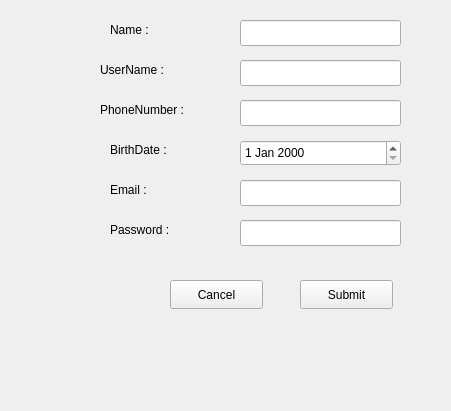
Old version of the form client/siginup.ui in the repository AP-projects-4001/jan-ghahve.
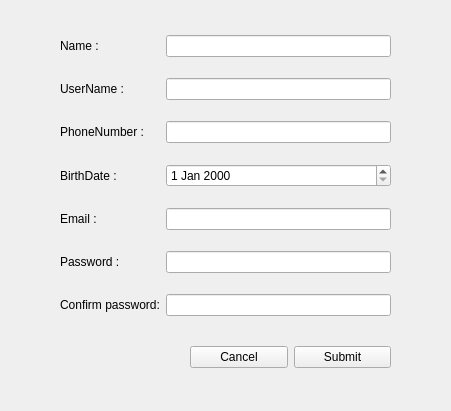
New version of the form.

Patch:
```diff
--- a/client/siginup.ui
+++ b/client/siginup.ui
@@ -13,169 +13,113 @@
   <property name="windowTitle">
    <string>Form</string>
   </property>
-  <widget class="QLabel" name="label">
+  <widget class="QWidget" name="">
    <property name="geometry">
     <rect>
-     <x>110</x>
-     <y>20</y>
-     <width>63</width>
-     <height>20</height>
+     <x>190</x>
+     <y>340</y>
+     <width>201</width>
+     <height>35</height>
     </rect>
    </property>
-   <property name="text">
-    <string>Name :</string>
-   </property>
+   <layout class="QHBoxLayout" name="horizontalLayout">
+    <item>
+     <widget class="QPushButton" name="pbn_cancel">
+      <property name="text">
+       <string>Cancel</string>
+      </property>
+     </widget>
+    </item>
+    <item>
+     <widget class="QPushButton" name="pbn_submit">
+      <property name="text">
+       <string>Submit</string>
+      </property>
+     </widget>
+    </item>
+   </layout>
   </widget>
-  <widget class="QLabel" name="label_2">
+  <widget class="QWidget" name="">
    <property name="geometry">
     <rect>
-     <x>100</x>
-     <y>100</y>
-     <width>111</width>
-     <height>20</height>
-    </rect>
-   </property>
-   <property name="text">
-    <string>PhoneNumber :</string>
-   </property>
-  </widget>
-  <widget class="QLabel" name="label_3">
-   <property name="geometry">
-    <rect>
-     <x>110</x>
-     <y>140</y>
-     <width>81</width>
-     <height>20</height>
-    </rect>
-   </property>
-   <property name="text">
-    <string>BirthDate :</string>
-   </property>
-  </widget>
-  <widget class="QLabel" name="label_4">
-   <property name="geometry">
-    <rect>
-     <x>110</x>
-     <y>180</y>
-     <width>63</width>
-     <height>20</height>
-    </rect>
-   </property>
-   <property name="text">
-    <string>Email :</string>
-   </property>
-  </widget>
-  <widget class="QLabel" name="label_5">
-   <property name="geometry">
-    <rect>
-     <x>110</x>
-     <y>220</y>
-     <width>81</width>
-     <height>20</height>
-    </rect>
-   </property>
-   <property name="text">
-    <string>Password :</string>
-   </property>
-  </widget>
-  <widget class="QLineEdit" name="led_name">
-   <property name="geometry">
-    <rect>
-     <x>240</x>
-     <y>60</y>
-     <width>161</width>
-     <height>26</height>
-    </rect>
-   </property>
-  </widget>
-  <widget class="QLineEdit" name="led_phonenumb">
-   <property name="geometry">
-    <rect>
-     <x>240</x>
-     <y>100</y>
-     <width>161</width>
-     <height>26</height>
-    </rect>
-   </property>
-  </widget>
-  <widget class="QLineEdit" name="led_email">
-   <property name="geometry">
-    <rect>
-     <x>240</x>
-     <y>180</y>
-     <width>161</width>
-     <height>26</height>
-    </rect>
-   </property>
-  </widget>
-  <widget class="QLineEdit" name="led_pass">
-   <property name="geometry">
-    <rect>
-     <x>240</x>
-     <y>220</y>
-     <width>161</width>
-     <height>26</height>
-    </rect>
-   </property>
-  </widget>
-  <widget class="QPushButton" name="pbn_submit">
-   <property name="geometry">
-    <rect>
-     <x>300</x>
-     <y>280</y>
-     <width>93</width>
-     <height>29</height>
-    </rect>
-   </property>
-   <property name="text">
-    <string>Submit</string>
-   </property>
-  </widget>
-  <widget class="QPushButton" name="pbn_cancel">
-   <property name="geometry">
-    <rect>
-     <x>170</x>
-     <y>280</y>
-     <width>93</width>
-     <height>29</height>
-    </rect>
-   </property>
-   <property name="text">
-    <string>Cancel</string>
-   </property>
-  </widget>
-  <widget class="QDateEdit" name="dateEdit">
-   <property name="geometry">
-    <rect>
-     <x>240</x>
-     <y>140</y>
-     <width>161</width>
-     <height>26</height>
-    </rect>
-   </property>
-  </widget>
-  <widget class="QLineEdit" name="lineEdit">
-   <property name="geometry">
-    <rect>
-     <x>240</x>
+     <x>60</x>
      <y>20</y>
-     <width>161</width>
-     <height>26</height>
+     <width>331</width>
+     <height>311</height>
     </rect>
    </property>
-  </widget>
-  <widget class="QLabel" name="label_6">
-   <property name="geometry">
-    <rect>
-     <x>100</x>
-     <y>60</y>
-     <width>91</width>
-     <height>20</height>
-    </rect>
-   </property>
-   <property name="text">
-    <string>UserName :</string>
-   </property>
+   <layout class="QGridLayout" name="gridLayout">
+    <item row="0" column="0">
+     <widget class="QLabel" name="label">
+      <property name="text">
+       <string>Name :</string>
+      </property>
+     </widget>
+    </item>
+    <item row="0" column="1">
+     <widget class="QLineEdit" name="lineEdit"/>
+    </item>
+    <item row="1" column="0">
+     <widget class="QLabel" name="label_6">
+      <property name="text">
+       <string>UserName :</string>
+      </property>
+     </widget>
+    </item>
+    <item row="1" column="1">
+     <widget class="QLineEdit" name="led_name"/>
+    </item>
+    <item row="2" column="0">
+     <widget class="QLabel" name="label_2">
+      <property name="text">
+       <string>PhoneNumber :</string>
+      </property>
+     </widget>
+    </item>
+    <item row="2" column="1">
+     <widget class="QLineEdit" name="led_phonenumb"/>
+    </item>
+    <item row="3" column="0">
+     <widget class="QLabel" name="label_3">
+      <property name="text">
+       <string>BirthDate :</string>
+      </property>
+     </widget>
+    </item>
+    <item row="3" column="1">
+     <widget class="QDateEdit" name="dateEdit"/>
+    </item>
+    <item row="4" column="0">
+     <widget class="QLabel" name="label_4">
+      <property name="text">
+       <string>Email :</string>
+      </property>
+     </widget>
+    </item>
+    <item row="4" column="1">
+     <widget class="QLineEdit" name="led_email"/>
+    </item>
+    <item row="5" column="0">
+     <widget class="QLabel" name="label_5">
+      <property name="text">
+       <string>Password :</string>
+      </property>
+     </widget>
+    </item>
+    <item row="5" column="1">
+     <widget class="QLineEdit" name="led_pass"/>
+    </item>
+    <item row="6" column="0">
+     <widget class="QLabel" name="label_7">
+      <property name="text">
+       <string>Confirm password:</string>
+      </property>
+     </widget>
+    </item>
+    <item row="6" column="1">
+     <widget class="QLineEdit" name="conf_pass"/>
+    </item>
+   </layout>
   </widget>
  </widget>
  <resources/>
```
